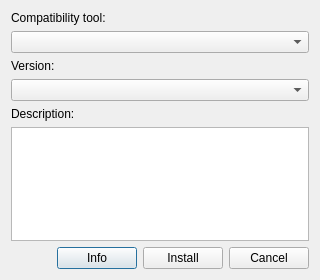
Qt form pupgui2/resources/ui/pupgui2_installdialog.ui (DavidoTek/ProtonUp-Qt) before a commit.
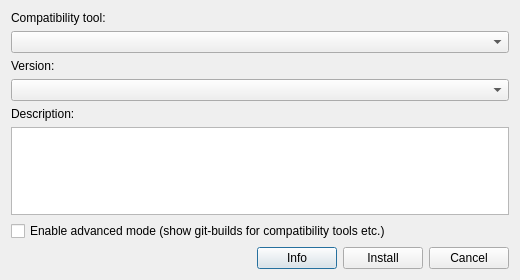
The same form after that commit.

Commit message: feat: move advanced mode checkbox to install dialog

Diff of the .ui file:
```diff
--- a/pupgui2/resources/ui/pupgui2_installdialog.ui
+++ b/pupgui2/resources/ui/pupgui2_installdialog.ui
@@ -6,13 +6,13 @@
    <rect>
     <x>0</x>
     <y>0</y>
-    <width>320</width>
+    <width>520</width>
     <height>280</height>
    </rect>
   </property>
   <property name="minimumSize">
    <size>
-    <width>320</width>
+    <width>520</width>
     <height>280</height>
    </size>
   </property>
@@ -70,6 +70,13 @@
      </property>
     </widget>
    </item>
+   <item>
+    <widget class="QCheckBox" name="checkAdvancedMode">
+     <property name="text">
+      <string>Enable advanced mode (show git-builds for compatibility tools etc.)</string>
+     </property>
+    </widget>
+   </item>
    <item>
     <layout class="QHBoxLayout" name="button_box">
      <item>
```
The commit also changes 48 other files.
